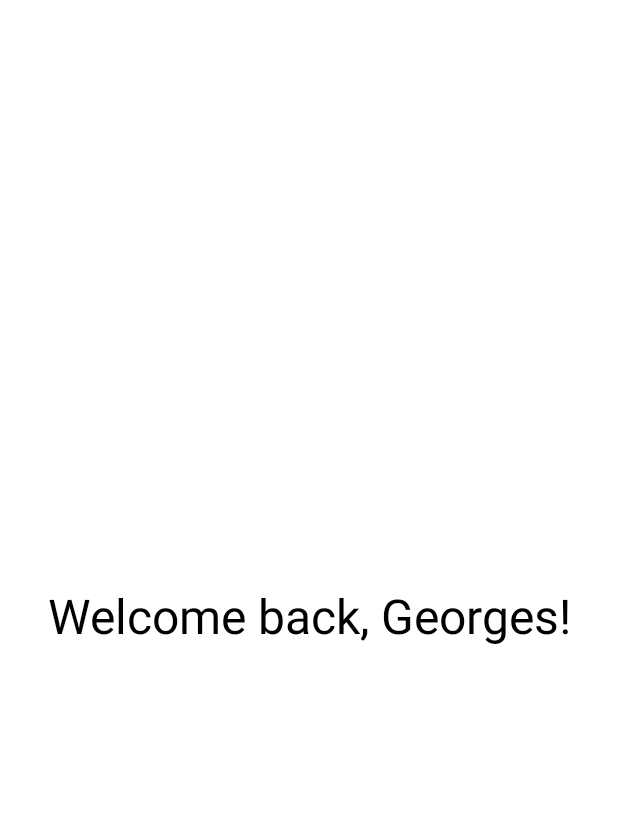
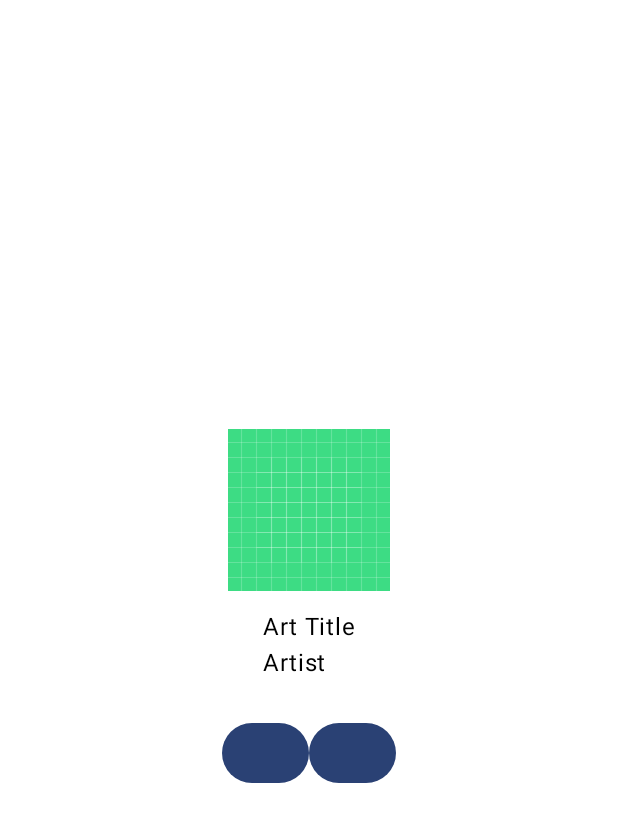
Before and after one commit to georgesroberto/Learn, an Android app built with Jetpack Compose: the MainActivity screen opened directly, with no data from a screen before it, on a phone screen of 412 x 824 dp. Shown: the top 822 px of the screen. Run offline under Robolectric (Android 15) with nearby library versions, the phone set to English and light mode, and no system bars.

Commit message:
Instantiated App Structure

```diff
--- a/app/src/main/java/com/georges/learn/MainActivity.kt
+++ b/app/src/main/java/com/georges/learn/MainActivity.kt
@@ -3,16 +3,21 @@ package com.georges.learn
 import android.os.Bundle
 import androidx.activity.ComponentActivity
 import androidx.activity.compose.setContent
+import androidx.compose.foundation.Image
 import androidx.compose.foundation.layout.Arrangement
 import androidx.compose.foundation.layout.Column
+import androidx.compose.foundation.layout.Row
 import androidx.compose.foundation.layout.fillMaxSize
 import androidx.compose.foundation.layout.fillMaxWidth
-import androidx.compose.material3.MaterialTheme
+import androidx.compose.foundation.layout.padding
+import androidx.compose.foundation.verticalScroll
+import androidx.compose.material3.Button
 import androidx.compose.material3.Text
 import androidx.compose.runtime.Composable
 import androidx.compose.ui.Alignment
 import androidx.compose.ui.Modifier
-import androidx.compose.ui.text.style.TextAlign
+import androidx.compose.ui.res.painterResource
+import androidx.compose.ui.unit.dp
 import com.georges.learn.ui.theme.LearnTheme
 
 class MainActivity : ComponentActivity() {
@@ -26,7 +31,7 @@ class MainActivity : ComponentActivity() {
                     verticalArrangement = Arrangement.Center,
                     horizontalAlignment = Alignment.CenterHorizontally
                 ) {
-                    GreetingMessage(name = "Georges")
+                    SpaceApp()
                 }
             }
         }
@@ -35,11 +40,42 @@ class MainActivity : ComponentActivity() {
 
 
 @Composable
-fun GreetingMessage(name: String) {
-    Text(
-        text = "Welcome back, $name!",
-        style = MaterialTheme.typography.headlineLarge,
-        textAlign = TextAlign.Center,
-        modifier = Modifier.fillMaxWidth()
-    )
+fun SpaceApp() {
+
+    Column(
+        verticalArrangement = Arrangement.Center,
+        modifier = Modifier
+            .fillMaxWidth()
+    ){
+        Image(
+            painter = painterResource(R.drawable.ic_launcher_background),
+            contentDescription = null,
+            modifier = Modifier
+                .fillMaxWidth()
+        )
+
+        Column(
+            verticalArrangement = Arrangement.Center,
+            modifier = Modifier
+                .padding(12.dp)
+                .align(Alignment.CenterHorizontally)
+        ) {
+            Text(text = "Art Title")
+            Text(text = "Artist")
+        }
+
+        Row (
+            horizontalArrangement = Arrangement.Center,
+            modifier = Modifier
+                .padding(12.dp)
+                .align(Alignment.CenterHorizontally)
+        ){
+            Button(onClick = { /*TODO*/ }) {
+
+            }
+            Button(onClick = { /*TODO*/ }) {
+
+            }
+        }
+    }
 }
--- a/app/src/main/res/values/strings.xml
+++ b/app/src/main/res/values/strings.xml
@@ -1,3 +1,3 @@
 <resources>
-    <string name="app_name">Learn</string>
+    <string name="app_name">Space App</string>
 </resources>
```
